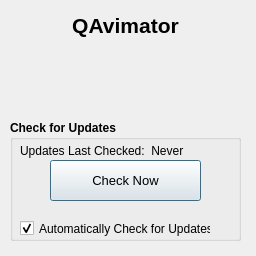
Above: src/aboutdialog.ui from ap0110/qavimator before the change. Below: the same form after it.
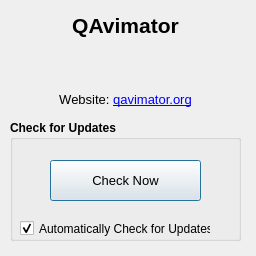
That is the form after the change.

```diff
--- a/src/aboutdialog.ui
+++ b/src/aboutdialog.ui
@@ -130,7 +130,7 @@
      </font>
     </property>
     <property name="text">
-     <string>Updates Last Checked:  Never</string>
+     <string/>
     </property>
     <property name="alignment">
      <set>Qt::AlignLeading|Qt::AlignLeft|Qt::AlignVCenter</set>
@@ -180,6 +180,30 @@
     <set>Qt::AlignCenter</set>
    </property>
   </widget>
+  <widget class="QLabel" name="websiteLabel">
+   <property name="geometry">
+    <rect>
+     <x>10</x>
+     <y>90</y>
+     <width>231</width>
+     <height>20</height>
+    </rect>
+   </property>
+   <property name="font">
+    <font>
+     <pointsize>10</pointsize>
+    </font>
+   </property>
+   <property name="text">
+    <string>&lt;html&gt;&lt;head/&gt;&lt;body&gt;&lt;p&gt;Website: &lt;a href=&quot;http://qavimator.org/&quot;&gt;&lt;span style=&quot; text-decoration: underline; color:#0000ff;&quot;&gt;qavimator.org&lt;/span&gt;&lt;/a&gt;&lt;/p&gt;&lt;/body&gt;&lt;/html&gt;</string>
+   </property>
+   <property name="alignment">
+    <set>Qt::AlignCenter</set>
+   </property>
+   <property name="openExternalLinks">
+    <bool>true</bool>
+   </property>
+  </widget>
  </widget>
  <resources/>
  <connections/>
```
Left out of the diff: 2 changed lines with no effect on the pictures.
